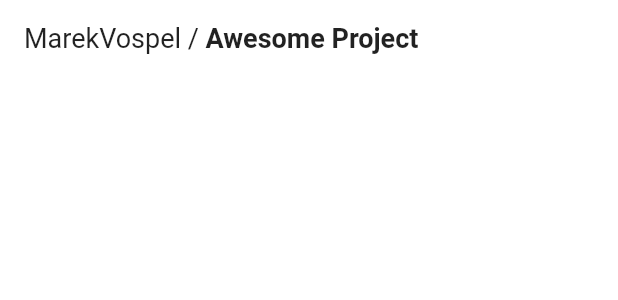
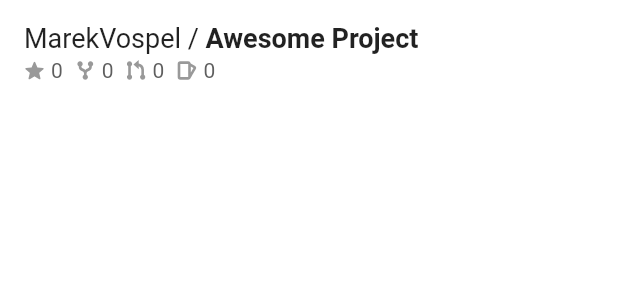
Before and after one commit to marekvospel/gitlab-mobile, a Flutter app: the ListRepository widget shown alone on an empty page, opened directly, on a phone screen of 412 x 824 dp. Shown: the top 300 px of the screen. Run offline on Flutter 3.47's test engine with Material 2 defaults, Android fonts, the phone set to English and light mode, and no system bars; our stand-ins replace flutter_svg, graphql_flutter; network calls fail.

Commit message:
feat: make starred repositories dynamic

```diff
--- a/analysis_options.yaml
+++ b/analysis_options.yaml
@@ -23,7 +23,7 @@ linter:
   # producing the lint.
   rules:
     # avoid_print: false  # Uncomment to disable the `avoid_print` rule
-    # prefer_single_quotes: true  # Uncomment to enable the `prefer_single_quotes` rule
+    prefer_single_quotes: true  # Uncomment to enable the `prefer_single_quotes` rule
 
 # Additional information about this file can be found at
 # https://dart.dev/guides/language/analysis-options
--- a/lib/icons.dart
+++ b/lib/icons.dart
@@ -30,3 +30,27 @@ SvgPicture lockIcon = SvgPicture.asset(
   color: GitlabColors.grey,
   height: 16,
 );
+
+SvgPicture starIcon = SvgPicture.asset(
+  'assets/icons/star_icon.svg',
+  color: GitlabColors.grey,
+  height: 14,
+);
+
+SvgPicture forkIcon = SvgPicture.asset(
+  'assets/icons/fork_icon.svg',
+  color: GitlabColors.grey,
+  height: 14,
+);
+
+SvgPicture gitMergeIcon = SvgPicture.asset(
+  'assets/icons/git_merge_icon.svg',
+  color: GitlabColors.grey,
+  height: 14,
+);
+
+SvgPicture issuesIcon = SvgPicture.asset(
+  'assets/icons/issues_icon.svg',
+  color: GitlabColors.grey,
+  height: 14,
+);
--- a/lib/pages/index.dart
+++ b/lib/pages/index.dart
@@ -11,7 +11,7 @@ class IndexRoute extends StatelessWidget {
         ),
         body: IconButton(
           onPressed: () {
-            Navigator.pushNamed(context, '/repositories');
+            Navigator.pushNamed(context, '/starred_repositories');
           },
           icon: const Icon(Icons.alt_route),
         ));
--- a/lib/scaffolds/child_route.dart
+++ b/lib/scaffolds/child_route.dart
@@ -27,7 +27,7 @@ class ChildRouteScaffold extends StatelessWidget {
               Align(
                 alignment: Alignment.centerLeft,
                 child: Text(
-                  'Repositories',
+                  barTitle,
                   style: Theme.of(context).textTheme.titleMedium?.copyWith(
                         fontWeight: FontWeight.bold,
                       ),
--- a/lib/widgets/repositories/list_repository.dart
+++ b/lib/widgets/repositories/list_repository.dart
@@ -10,19 +10,27 @@ enum RepositoryStatus {
 }
 
 class ListRepository extends StatelessWidget {
-  const ListRepository(
-      {Key? key,
-      this.username = 'MarekVospel',
-      this.name = 'Awesome Project',
-      this.private = false,
-      this.status = RepositoryStatus.none})
-      : super(key: key);
+  const ListRepository({
+    Key? key,
+    this.username = 'MarekVospel',
+    this.name = 'Awesome Project',
+    this.private = false,
+    this.status = RepositoryStatus.none,
+    this.stars = 0,
+    this.forks = 0,
+    this.pulls = 0,
+    this.issues = 0,
+  }) : super(key: key);
 
   final String username;
   final String name;
   final bool private;
 
   final RepositoryStatus status;
+  final int stars;
+  final int forks;
+  final int pulls;
+  final int issues;
 
   @override
   Widget build(BuildContext context) {
@@ -56,7 +64,39 @@ class ListRepository extends StatelessWidget {
         ],
       ),
       subtitle: Row(
-        children: const [],
+        children: [
+          Row(
+            children: [
+              starIcon,
+              const SizedBox(width: 4),
+              Text('$stars'),
+            ],
+          ),
+          const SizedBox(width: 8),
+          Row(
+            children: [
+              forkIcon,
+              const SizedBox(width: 4),
+              Text('$forks'),
+            ],
+          ),
+          const SizedBox(width: 8),
+          Row(
+            children: [
+              gitMergeIcon,
+              const SizedBox(width: 4),
+              Text('$pulls'),
+            ],
+          ),
+          const SizedBox(width: 8),
+          Row(
+            children: [
+              issuesIcon,
+              const SizedBox(width: 4),
+              Text('$issues'),
+            ],
+          ),
+        ],
       ),
       trailing: icon != null
           ? IconButton(
--- a/pubspec.yaml
+++ b/pubspec.yaml
@@ -37,6 +37,7 @@ dependencies:
   graphql_flutter: ^5.0.1
   separated_column: ^2.0.0
   flutter_svg: ^1.0.3
+  shared_preferences: ^2.0.13
 
 dev_dependencies:
   flutter_test:
```
Also changed, not shown: lib/main.dart (+5 -5 lines), lib/pages/repositories.dart (deleted, +0 -35 lines), lib/pages/starred_repositories.dart (added, +122 -0 lines), assets/icons/fork_icon.svg (added), assets/icons/git_merge_icon.svg (added), assets/icons/issues_icon.svg (added), assets/icons/star_icon.svg (added), pubspec.lock.
